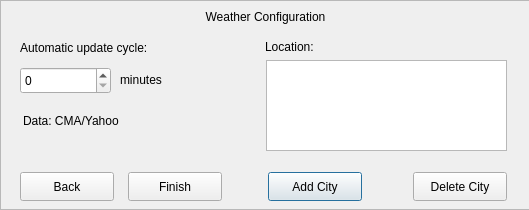
The window that src/wizarddialog.ui (UbuntuKylin/youker-assistant) describes before a commit, drawn with Qt 5.
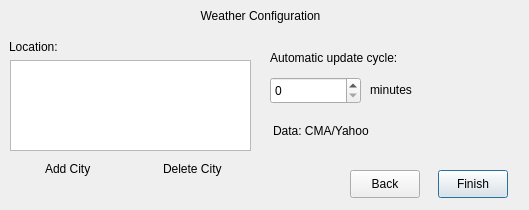
The same window after the commit. Icons and pictures are not drawn.

```diff
--- a/src/wizarddialog.ui
+++ b/src/wizarddialog.ui
@@ -13,11 +13,20 @@
   <property name="windowTitle">
    <string>Dialog</string>
   </property>
+  <widget class="QWidget" name="widget" native="true">
+   <property name="geometry">
+    <rect>
+     <x>0</x>
+     <y>0</y>
+     <width>529</width>
+     <height>31</height>
+    </rect>
+   </property>
   <widget class="QLabel" name="titleLabel">
    <property name="geometry">
     <rect>
-     <x>180</x>
-     <y>7</y>
+      <x>175</x>
+      <y>6</y>
      <width>171</width>
      <height>21</height>
     </rect>
@@ -32,40 +41,56 @@
     <set>Qt::AlignCenter</set>
    </property>
   </widget>
-  <widget class="QLabel" name="timelabel">
+   <widget class="QLabel" name="btn_close">
    <property name="geometry">
     <rect>
-     <x>20</x>
-     <y>38</y>
-     <width>171</width>
-     <height>21</height>
+      <x>5</x>
+      <y>6</y>
+      <width>20</width>
+      <height>20</height>
     </rect>
    </property>
    <property name="minimumSize">
     <size>
-     <width>0</width>
-     <height>21</height>
+      <width>20</width>
+      <height>20</height>
+     </size>
+    </property>
+    <property name="maximumSize">
+     <size>
+      <width>20</width>
+      <height>20</height>
     </size>
    </property>
    <property name="text">
-    <string>&lt;html&gt;&lt;head/&gt;&lt;body&gt;&lt;p&gt;Automatic update cycle:&lt;/p&gt;&lt;/body&gt;&lt;/html&gt;</string>
-   </property>
-  </widget>
-  <widget class="QSpinBox" name="spinBox">
+     <string/>
+    </property>
+   </widget>
+  </widget>
+  <widget class="QWidget" name="widget_2" native="true">
    <property name="geometry">
     <rect>
-     <x>20</x>
-     <y>67</y>
-     <width>91</width>
-     <height>27</height>
+     <x>0</x>
+     <y>30</y>
+     <width>529</width>
+     <height>179</height>
+    </rect>
+   </property>
+   <widget class="QListWidget" name="listWidget">
+    <property name="geometry">
+     <rect>
+      <x>10</x>
+      <y>30</y>
+      <width>241</width>
+      <height>91</height>
     </rect>
    </property>
   </widget>
   <widget class="QLabel" name="locationLabel">
    <property name="geometry">
     <rect>
-     <x>265</x>
-     <y>37</y>
+      <x>9</x>
+      <y>7</y>
      <width>71</width>
      <height>21</height>
     </rect>
@@ -80,21 +105,59 @@
     <string>&lt;html&gt;&lt;head/&gt;&lt;body&gt;&lt;p&gt;Location:&lt;/p&gt;&lt;/body&gt;&lt;/html&gt;</string>
    </property>
   </widget>
-  <widget class="QListWidget" name="listWidget">
+   <widget class="QLabel" name="comLabel">
    <property name="geometry">
     <rect>
-     <x>266</x>
-     <y>60</y>
+      <x>273</x>
+      <y>90</y>
      <width>241</width>
-     <height>91</height>
-    </rect>
+      <height>21</height>
+     </rect>
+    </property>
+    <property name="minimumSize">
+     <size>
+      <width>0</width>
+      <height>21</height>
+     </size>
+    </property>
+    <property name="text">
+     <string>&lt;html&gt;&lt;head/&gt;&lt;body&gt;&lt;p&gt;Data: CMA/Yahoo&lt;/p&gt;&lt;/body&gt;&lt;/html&gt;</string>
+    </property>
+   </widget>
+   <widget class="QSpinBox" name="spinBox">
+    <property name="geometry">
+     <rect>
+      <x>270</x>
+      <y>47</y>
+      <width>91</width>
+      <height>27</height>
+     </rect>
+    </property>
+   </widget>
+   <widget class="QLabel" name="timelabel">
+    <property name="geometry">
+     <rect>
+      <x>270</x>
+      <y>18</y>
+      <width>171</width>
+      <height>21</height>
+     </rect>
+    </property>
+    <property name="minimumSize">
+     <size>
+      <width>0</width>
+      <height>21</height>
+     </size>
+    </property>
+    <property name="text">
+     <string>&lt;html&gt;&lt;head/&gt;&lt;body&gt;&lt;p&gt;Automatic update cycle:&lt;/p&gt;&lt;/body&gt;&lt;/html&gt;</string>
    </property>
   </widget>
   <widget class="QLabel" name="minuteLabel">
    <property name="geometry">
     <rect>
-     <x>120</x>
-     <y>70</y>
+      <x>370</x>
+      <y>50</y>
      <width>61</width>
      <height>21</height>
     </rect>
@@ -109,151 +172,94 @@
     <string>&lt;html&gt;&lt;head/&gt;&lt;body&gt;&lt;p&gt;&lt;a name=&quot;w_98&quot;/&gt;minutes&lt;/p&gt;&lt;/body&gt;&lt;/html&gt;</string>
    </property>
   </widget>
-  <widget class="QLabel" name="btn_close">
-   <property name="geometry">
-    <rect>
-     <x>10</x>
-     <y>7</y>
-     <width>20</width>
-     <height>20</height>
-    </rect>
-   </property>
-   <property name="minimumSize">
-    <size>
-     <width>20</width>
-     <height>20</height>
-    </size>
-   </property>
-   <property name="maximumSize">
-    <size>
-     <width>20</width>
-     <height>20</height>
-    </size>
-   </property>
-   <property name="text">
-    <string/>
-   </property>
-  </widget>
-  <widget class="QFrame" name="frame">
-   <property name="geometry">
-    <rect>
-     <x>0</x>
-     <y>0</y>
-     <width>531</width>
-     <height>210</height>
-    </rect>
-   </property>
-   <property name="styleSheet">
-    <string notr="true">border-image: url(:/pixmap/image/dialog-bg.png);</string>
-   </property>
-   <property name="frameShape">
-    <enum>QFrame::StyledPanel</enum>
-   </property>
-   <property name="frameShadow">
-    <enum>QFrame::Raised</enum>
-   </property>
-  </widget>
-  <widget class="QPushButton" name="addBtn">
-   <property name="geometry">
-    <rect>
-     <x>268</x>
-     <y>172</y>
-     <width>94</width>
-     <height>29</height>
-    </rect>
-   </property>
-   <property name="styleSheet">
-    <string notr="true">border-image: url(:/pixmap/image/ok.png);
-font: 11pt &quot;文泉驿微米黑&quot;;</string>
-   </property>
-   <property name="text">
-    <string>Add City</string>
-   </property>
-  </widget>
-  <widget class="QPushButton" name="delBtn">
-   <property name="geometry">
-    <rect>
-     <x>413</x>
-     <y>172</y>
-     <width>94</width>
-     <height>29</height>
-    </rect>
-   </property>
-   <property name="styleSheet">
-    <string notr="true">border-image: url(:/pixmap/image/ok.png);
-font: 11pt &quot;文泉驿微米黑&quot;;</string>
-   </property>
-   <property name="text">
-    <string>Delete City</string>
-   </property>
-  </widget>
-  <widget class="QPushButton" name="quitBtn">
-   <property name="geometry">
-    <rect>
-     <x>20</x>
-     <y>172</y>
-     <width>94</width>
-     <height>29</height>
-    </rect>
-   </property>
-   <property name="styleSheet">
-    <string notr="true">border-image: url(:/pixmap/image/ok.png);
-font: 11pt &quot;文泉驿微米黑&quot;;</string>
-   </property>
-   <property name="text">
-    <string>Back</string>
-   </property>
-  </widget>
   <widget class="QPushButton" name="okBtn">
    <property name="geometry">
     <rect>
-     <x>128</x>
-     <y>172</y>
-     <width>94</width>
-     <height>29</height>
-    </rect>
-   </property>
-   <property name="styleSheet">
-    <string notr="true">border-image: url(:/pixmap/image/ok.png);
-font: 11pt &quot;文泉驿微米黑&quot;;</string>
-   </property>
+      <x>438</x>
+      <y>140</y>
+      <width>70</width>
+      <height>28</height>
+     </rect>
+    </property>
    <property name="text">
     <string>Finish</string>
    </property>
   </widget>
-  <widget class="QLabel" name="comLabel">
+   <widget class="QPushButton" name="quitBtn">
    <property name="geometry">
     <rect>
-     <x>23</x>
-     <y>110</y>
-     <width>241</width>
-     <height>21</height>
-    </rect>
-   </property>
-   <property name="minimumSize">
-    <size>
-     <width>0</width>
-     <height>21</height>
-    </size>
-   </property>
+      <x>350</x>
+      <y>140</y>
+      <width>70</width>
+      <height>28</height>
+     </rect>
+    </property>
+    <property name="text">
+     <string>Back</string>
+    </property>
+   </widget>
+   <widget class="QLabel" name="dellabel">
+    <property name="geometry">
+     <rect>
+      <x>141</x>
+      <y>133</y>
+      <width>14</width>
+      <height>14</height>
+     </rect>
+    </property>
    <property name="text">
-    <string>&lt;html&gt;&lt;head/&gt;&lt;body&gt;&lt;p&gt;Data: CMA/Yahoo&lt;/p&gt;&lt;/body&gt;&lt;/html&gt;</string>
-   </property>
-  </widget>
-  <zorder>frame</zorder>
-  <zorder>titleLabel</zorder>
-  <zorder>timelabel</zorder>
-  <zorder>spinBox</zorder>
-  <zorder>locationLabel</zorder>
-  <zorder>listWidget</zorder>
-  <zorder>minuteLabel</zorder>
-  <zorder>btn_close</zorder>
-  <zorder>addBtn</zorder>
-  <zorder>delBtn</zorder>
-  <zorder>quitBtn</zorder>
-  <zorder>okBtn</zorder>
-  <zorder>comLabel</zorder>
- </widget>
- <resources/>
+     <string/>
+    </property>
+    <property name="pixmap">
+     <pixmap resource="../../../test/youker-assistant/src/pixmap.qrc">:/pixmap/image/del.png</pixmap>
+    </property>
+   </widget>
+   <widget class="QLabel" name="addlabel">
+    <property name="geometry">
+     <rect>
+      <x>25</x>
+      <y>133</y>
+      <width>14</width>
+      <height>14</height>
+     </rect>
+    </property>
+    <property name="text">
+     <string/>
+    </property>
+    <property name="pixmap">
+     <pixmap resource="../../../test/youker-assistant/src/pixmap.qrc">:/pixmap/image/add.png</pixmap>
+    </property>
+   </widget>
+   <widget class="QLabel" name="addBtn">
+    <property name="geometry">
+     <rect>
+      <x>45</x>
+      <y>130</y>
+      <width>67</width>
+      <height>17</height>
+     </rect>
+    </property>
+    <property name="text">
+     <string>Add City</string>
+    </property>
+   </widget>
+   <widget class="QLabel" name="delBtn">
+    <property name="geometry">
+     <rect>
+      <x>163</x>
+      <y>130</y>
+      <width>81</width>
+      <height>17</height>
+     </rect>
+    </property>
+    <property name="text">
+     <string>Delete City</string>
+    </property>
+   </widget>
+  </widget>
+ </widget>
+ <resources>
+  <include location="../../../test/youker-assistant/src/pixmap.qrc"/>
+ </resources>
  <connections/>
 </ui>
```
Lines whose indentation alone changed are shown as unchanged.
